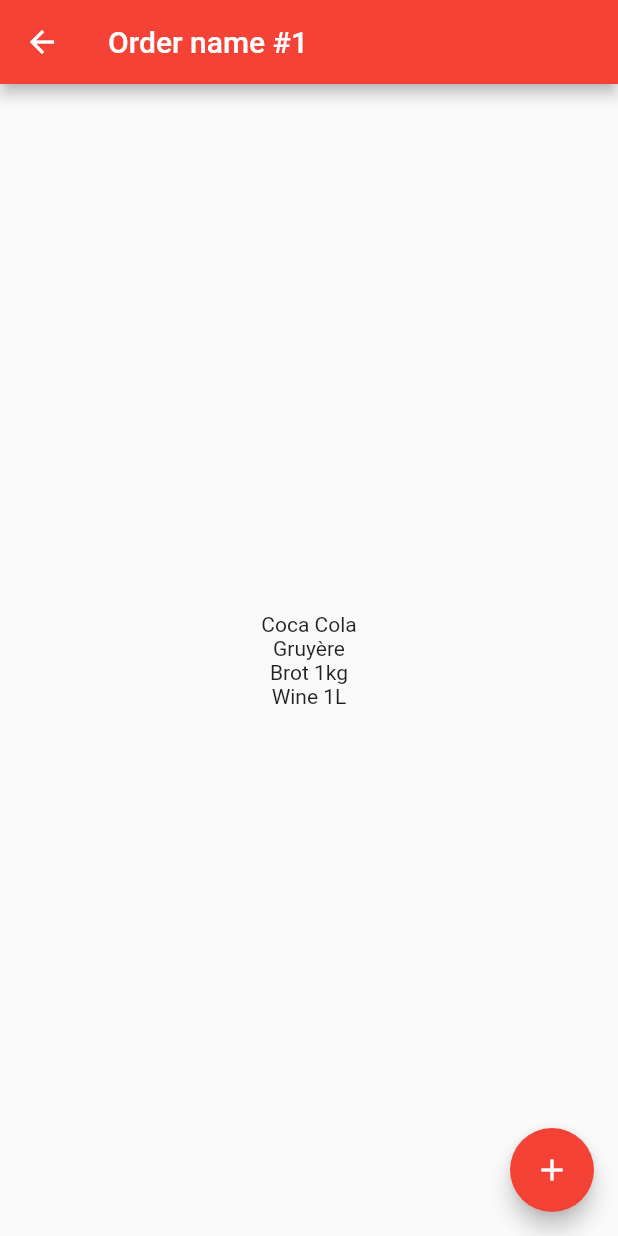
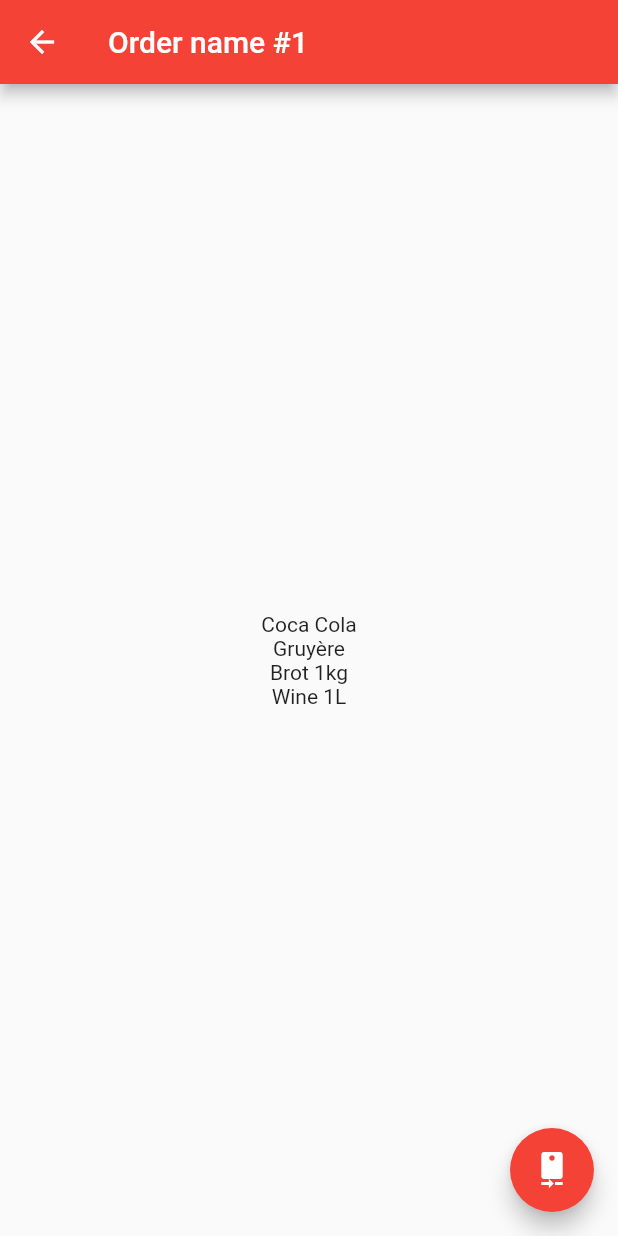
Before and after one commit to gpietro/heymigrolino-picking-app, a Flutter app: the screen it shows after launch, after a tap on an icon or button, on a phone screen of 412 x 824 dp. Run offline on Flutter 3.47's test engine with Material 2 defaults, Android fonts, the phone set to English and light mode, and no system bars; drawn by our look-alikes of flutter_speed_dial; our stand-ins replace flutter_dotenv, flutter_platform_widgets, permission_handler; missing offline and left inert: scandit_flutter_datacapture_barcode, scandit_flutter_datacapture_core.

```diff
--- a/lib/main.dart
+++ b/lib/main.dart
@@ -1,13 +1,18 @@
+import 'package:demo/screens/barcode_scanner/barcode_scanner.dart';
 import 'package:demo/screens/order_detail/order_detail_arguments.dart';
 import 'package:flutter/material.dart';
+import 'package:scandit_flutter_datacapture_barcode/scandit_flutter_datacapture_barcode.dart';
+import 'package:scandit_flutter_datacapture_core/scandit_flutter_datacapture_core.dart';
 import 'screens/order_list/order_list.dart';
 import 'screens/order_detail/order_detail.dart';
+import 'package:flutter_dotenv/flutter_dotenv.dart';
 
-void main() {
+void main() async {
+  WidgetsFlutterBinding.ensureInitialized();
+  await dotenv.load(fileName: '.env');
+  await ScanditFlutterDataCaptureBarcode.initialize();
   runApp(const MyApp());
 }
-
-const orderListRoute = '/';
 
 class MyApp extends StatelessWidget {
   const MyApp({Key? key}) : super(key: key);
@@ -27,12 +32,16 @@ class MyApp extends StatelessWidget {
     return (settings) {
       WidgetBuilder builder;
       switch (settings.name) {
-        case orderListRoute:
+        case OrderList.routeName:
           builder = (BuildContext context) => const OrderList();
+          break;
+        case BarcodeScanner.routeName:
+          builder = (BuildContext context) => BarcodeScanner(DataCaptureContext.forLicenseKey(dotenv.env['SCANDIT_LICENSE_KEY'] ?? ''));
           break;
         case OrderDetail.routeName:
           final args = settings.arguments as OrderDetailArguments;
-          builder = (BuildContext context) => OrderDetail(id: args.id, title: 'Order name');
+          builder = (BuildContext context) =>
+              OrderDetail(id: args.id, title: 'Order name');
           break;
         default:
           throw Exception('Invalid route: ${settings.name}');
--- a/lib/screens/order_detail/order_detail.dart
+++ b/lib/screens/order_detail/order_detail.dart
@@ -1,6 +1,6 @@
 import 'package:demo/models/order.dart';
+import 'package:demo/screens/barcode_scanner/barcode_scanner.dart';
 import 'package:flutter/material.dart';
-import 'package:flutter_speed_dial/flutter_speed_dial.dart';
 
 class OrderDetail extends StatefulWidget {
   const OrderDetail({Key? key, required this.id, required this.title}) : super(key: key);
@@ -14,18 +14,8 @@ class OrderDetail extends StatefulWidget {
 }
 
 class _MyHomePageState extends State<OrderDetail> {
-  int _counter = 0;
-
-  void _incrementCounter() {
-    setState(() {
-      _counter++;
-    });
-  }
-
-  void _decrementCounter() {
-    setState(() {
-      _counter--;
-    });
+  void _barcodeScanner() {
+    Navigator.pushNamed(context, BarcodeScanner.routeName);
   }
 
   @override
@@ -43,27 +33,11 @@ class _MyHomePageState extends State<OrderDetail> {
             [...order!.items.map((item) => Text(item.name))],
           ),
         ),
-        floatingActionButton: SpeedDial(
-            icon: Icons.add,
-            activeIcon: Icons.close,
-            spacing: 3,
-            children: [
-              SpeedDialChild(
-                  child: const Icon(Icons.add),
-                  onTap: _incrementCounter,
-                  label: 'Increment'),
-              SpeedDialChild(
-                  child: const Icon(Icons.remove),
-                  onTap: _decrementCounter,
-                  label: 'Decrement')
-            ])
-        /*
-      FloatingActionButton(
-        onPressed: _incrementCounter,
-        tooltip: 'Increment',
-        child: const Icon(Icons.add),
-      ), // This trailing comma makes auto-formatting nicer for build methods.
-      */
-        );
+        floatingActionButton: FloatingActionButton(
+          onPressed: _barcodeScanner,
+          tooltip: 'Barcode Scan',
+          child: const Icon(Icons.camera_rear)
+        ) // This trailing comma makes auto-formatting nicer for build methods.
+      );
   }
 }
--- a/lib/screens/order_list/order_list.dart
+++ b/lib/screens/order_list/order_list.dart
@@ -6,6 +6,8 @@ import 'package:intl/intl.dart';
 
 class OrderList extends StatelessWidget {
   const OrderList({Key? key}) : super(key: key);
+
+  static const routeName = '/';
 
   @override
   Widget build(BuildContext context) {
```
Also changed, not shown: lib/screens/barcode_scanner/barcode_scanner.dart (added, +178 -0 lines), pubspec.yaml (+8 -6 lines), pubspec.lock, 3 other files.
